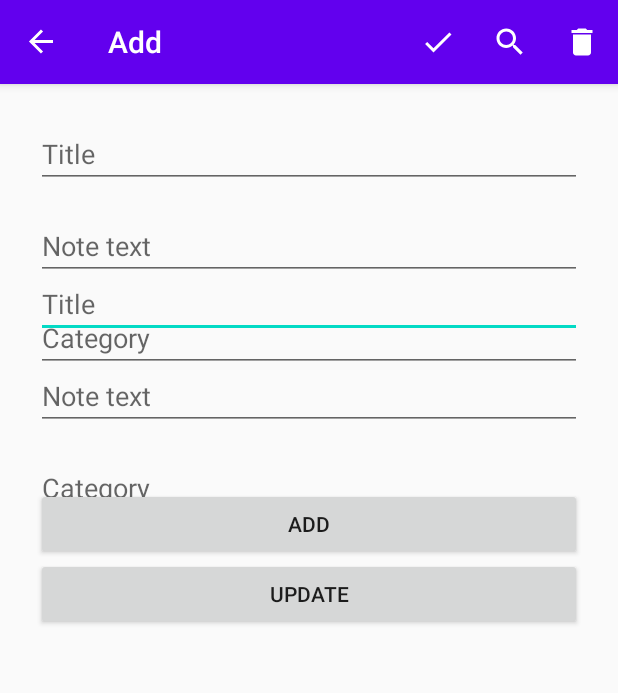
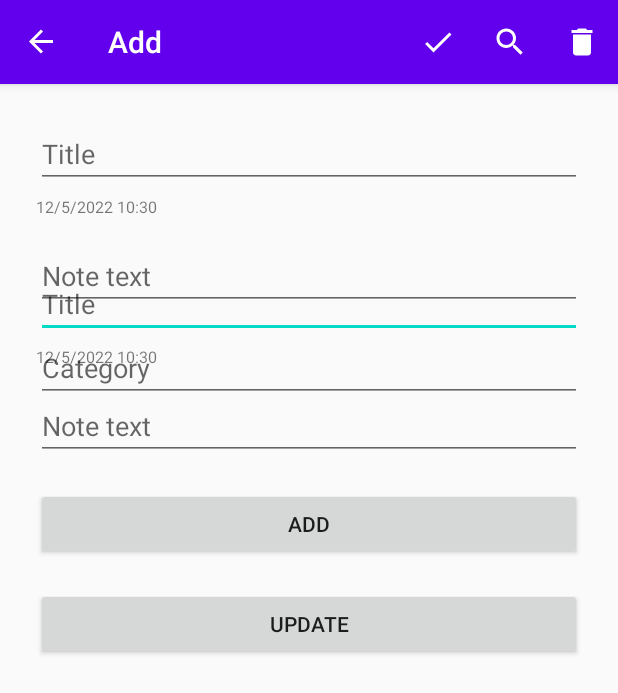
Before and after one commit to Dome309/NotesCategories, an Android app: the fragment UpdateFragment placed in its activity, after a tap on an icon or button, on a phone screen of 412 x 824 dp. Shown: the top 693 px of the screen. Run offline under Robolectric (Android 15) with nearby library versions, the phone set to English and light mode, and no system bars; our stand-ins replace Room's generated code, navigation-ui, sdp/ssp sizes; 4 statements that could not run were skipped.

Commit message:
added date when create/edit note

```diff
--- a/app/src/main/java/com/example/notescategories/data/NoteDatabase.kt
+++ b/app/src/main/java/com/example/notescategories/data/NoteDatabase.kt
@@ -6,7 +6,7 @@ import androidx.room.Room
 import androidx.room.RoomDatabase
 import com.example.notescategories.model.Note
 
-@Database(entities = [Note::class], version = 3, exportSchema = false)
+@Database(entities = [Note::class], version = 4, exportSchema = false)
 abstract class NoteDatabase : RoomDatabase() {
 
     abstract fun noteDao(): NoteDao
--- a/app/src/main/java/com/example/notescategories/fragments/add/AddFragment.kt
+++ b/app/src/main/java/com/example/notescategories/fragments/add/AddFragment.kt
@@ -12,6 +12,8 @@ import com.example.notescategories.model.Note
 import com.example.notescategories.viewmodel.NoteViewModel
 import kotlinx.android.synthetic.main.fragment_add.*
 import kotlinx.android.synthetic.main.fragment_add.view.*
+import java.text.SimpleDateFormat
+import java.util.*
 
 class AddFragment : Fragment() {
 
@@ -32,14 +34,23 @@ class AddFragment : Fragment() {
         return view
     }
 
+    override fun onViewCreated(view: View, savedInstanceState: Bundle?) {
+        super.onViewCreated(view, savedInstanceState)
+        val sdf = SimpleDateFormat("dd/M/yyyy hh:mm")
+        val currentDate = sdf.format(Date())
+
+        addDateTime_et.text = currentDate
+    }
+
     private fun insertDataToDatabase() {
         val firstName = addFirstName_et.text.toString()
         val lastName = addLastName_et.text.toString()
         val category = addCategory_et.text.toString()
+        val date = addDateTime_et.text.toString()
 
         if (inputCheck(firstName, lastName)) {
             // Create Note Object
-            val note = Note(0, firstName, lastName, category)
+            val note = Note(0, firstName, lastName, category, date)
             // Add Data to Database
             mNoteViewModel.addNote(note)
             Toast.makeText(requireContext(), "Successfully added!", Toast.LENGTH_LONG).show()
--- a/app/src/main/java/com/example/notescategories/fragments/list/ListAdapter.kt
+++ b/app/src/main/java/com/example/notescategories/fragments/list/ListAdapter.kt
@@ -28,6 +28,7 @@ class ListAdapter : RecyclerView.Adapter<ListAdapter.MyViewHolder>() {
         holder.itemView.firstName_txt.text = currentItem.firstName
         holder.itemView.lastName_txt.text = currentItem.lastName
         holder.itemView.category_txt.text = currentItem.category
+        holder.itemView.DateTime_txt.text = currentItem.date
 
         holder.itemView.rowLayout.setOnClickListener {
             val action = ListFragmentDirections.actionListFragmentToUpdateFragment(currentItem)
--- a/app/src/main/java/com/example/notescategories/fragments/update/UpdateFragment.kt
+++ b/app/src/main/java/com/example/notescategories/fragments/update/UpdateFragment.kt
@@ -12,8 +12,11 @@ import androidx.navigation.fragment.navArgs
 import com.example.notescategories.R
 import com.example.notescategories.model.Note
 import com.example.notescategories.viewmodel.NoteViewModel
+import kotlinx.android.synthetic.main.fragment_add.*
 import kotlinx.android.synthetic.main.fragment_update.*
 import kotlinx.android.synthetic.main.fragment_update.view.*
+import java.text.SimpleDateFormat
+import java.util.*
 
 
 class UpdateFragment : Fragment() {
@@ -41,14 +44,23 @@ class UpdateFragment : Fragment() {
         return view
     }
 
+    override fun onViewCreated(view: View, savedInstanceState: Bundle?) {
+        super.onViewCreated(view, savedInstanceState)
+        val sdf = SimpleDateFormat("dd/M/yyyy hh:mm")
+        val currentDate = sdf.format(Date())
+
+        updateDateTime_et.text = currentDate
+    }
+
     private fun updateItem() {
         val firstName = updateFirstName_et.text.toString()
         val lastName = updateLastName_et.text.toString()
         val category = updateCategory_et.text.toString()
+        val date = updateDateTime_et.text.toString()
 
-        if (inputCheck(firstName, lastName, category)) {
+        if (inputCheck(firstName, lastName, category, date)) {
             //Create user object
-            val updateNote = Note(args.currentNote.id, firstName, lastName, category)
+            val updateNote = Note(args.currentNote.id, firstName, lastName, category, date)
             //Update current user
             mNoteViewModel.updateNote(updateNote)
             Toast.makeText(requireContext(), "Updated Successfully!", Toast.LENGTH_SHORT).show()
@@ -60,7 +72,7 @@ class UpdateFragment : Fragment() {
         }
     }
 
-    private fun inputCheck(firstName: String, lastName: String, category: String): Boolean {
+    private fun inputCheck(firstName: String, lastName: String, category: String, date:String): Boolean {
         return !(TextUtils.isEmpty(firstName) && TextUtils.isEmpty(lastName))
     }
 
--- a/app/src/main/java/com/example/notescategories/model/Note.kt
+++ b/app/src/main/java/com/example/notescategories/model/Note.kt
@@ -12,5 +12,6 @@ data class Note(
     val id: Int,
     val firstName: String,
     val lastName: String,
-    val category: String
+    val category: String,
+    val date: String
 ):Parcelable
--- a/app/src/main/res/layout/fragment_add.xml
+++ b/app/src/main/res/layout/fragment_add.xml
@@ -16,35 +16,43 @@
         android:hint="Title"
         android:inputType="textPersonName"
         app:layout_constraintEnd_toEndOf="parent"
-        app:layout_constraintHorizontal_bias="0.5"
         app:layout_constraintStart_toStartOf="parent"
         app:layout_constraintTop_toTopOf="parent"
         android:maxLines="1"
         />
+
+    <TextView
+        android:id="@+id/addDateTime_et"
+        android:layout_width="match_parent"
+        android:layout_height="wrap_content"
+        android:layout_marginTop="5dp"
+        android:textSize="@dimen/_8sdp"
+        android:hint="Date"
+        android:maxLines="1"
+        android:ellipsize="end"
+        app:layout_constraintEnd_toEndOf="parent"
+        app:layout_constraintStart_toStartOf="parent"
+        app:layout_constraintTop_toBottomOf="@+id/addFirstName_et" />
 
     <EditText
         android:id="@+id/addLastName_et"
         android:layout_width="match_parent"
         android:layout_height="wrap_content"
         android:layout_marginTop="16dp"
-        android:ems="10"
         android:hint="Note text"
         android:inputType="textMultiLine"
         app:layout_constraintEnd_toEndOf="parent"
-        app:layout_constraintHorizontal_bias="0.5"
         app:layout_constraintStart_toStartOf="parent"
-        app:layout_constraintTop_toBottomOf="@+id/addFirstName_et" />
+        app:layout_constraintTop_toBottomOf="@+id/addDateTime_et" />
 
     <EditText
         android:id="@+id/addCategory_et"
         android:layout_width="match_parent"
         android:layout_height="wrap_content"
         android:layout_marginTop="16dp"
-        android:ems="10"
         android:hint="Category"
         android:inputType="textPersonName"
         app:layout_constraintEnd_toEndOf="parent"
-        app:layout_constraintHorizontal_bias="0.5"
         app:layout_constraintStart_toStartOf="parent"
         app:layout_constraintTop_toBottomOf="@+id/addLastName_et" />
 
--- a/app/src/main/res/layout/fragment_update.xml
+++ b/app/src/main/res/layout/fragment_update.xml
@@ -20,6 +20,19 @@
         app:layout_constraintStart_toStartOf="parent"
         app:layout_constraintTop_toTopOf="parent" />
 
+    <TextView
+        android:id="@+id/updateDateTime_et"
+        android:layout_width="match_parent"
+        android:layout_height="wrap_content"
+        android:layout_marginTop="5dp"
+        android:textSize="@dimen/_8sdp"
+        android:hint="Date"
+        android:maxLines="1"
+        android:ellipsize="end"
+        app:layout_constraintEnd_toEndOf="parent"
+        app:layout_constraintStart_toStartOf="parent"
+        app:layout_constraintTop_toBottomOf="@+id/updateFirstName_et" />
+
     <EditText
         android:id="@+id/updateLastName_et"
         android:layout_width="match_parent"
@@ -31,7 +44,7 @@
         app:layout_constraintEnd_toEndOf="parent"
         app:layout_constraintHorizontal_bias="0.5"
         app:layout_constraintStart_toStartOf="parent"
-        app:layout_constraintTop_toBottomOf="@+id/updateFirstName_et" />
+        app:layout_constraintTop_toBottomOf="@+id/updateDateTime_et" />
 
     <EditText
         android:id="@+id/updateCategory_et"
```
Also changed, not shown: app/src/main/res/layout/custom_row.xml (+13 -0 lines).
